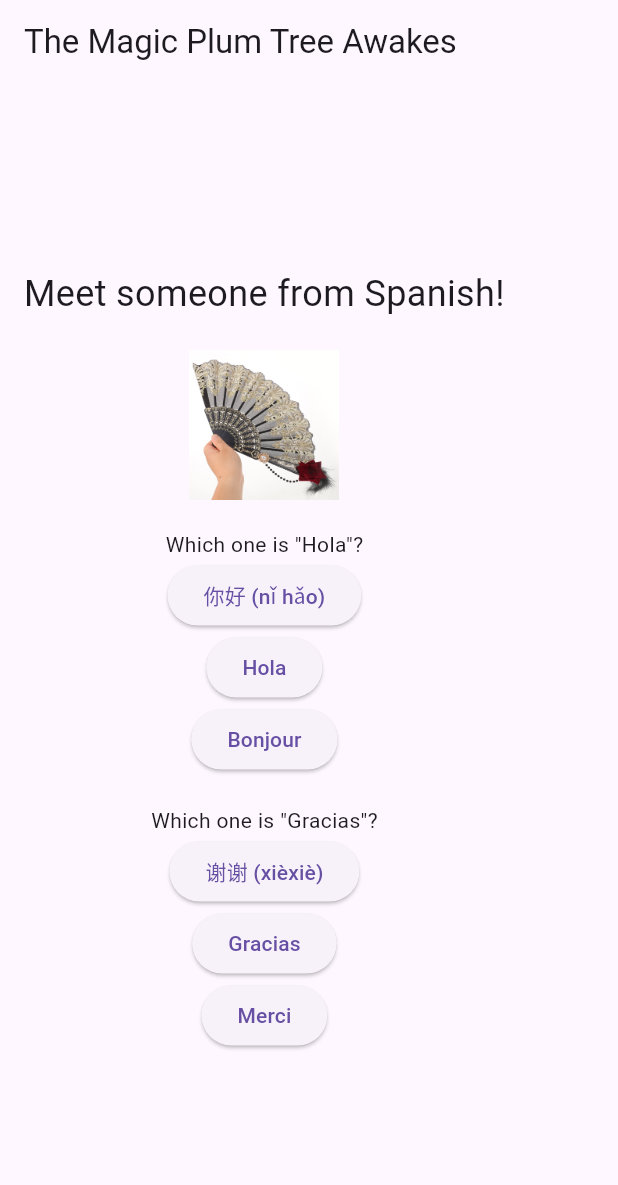
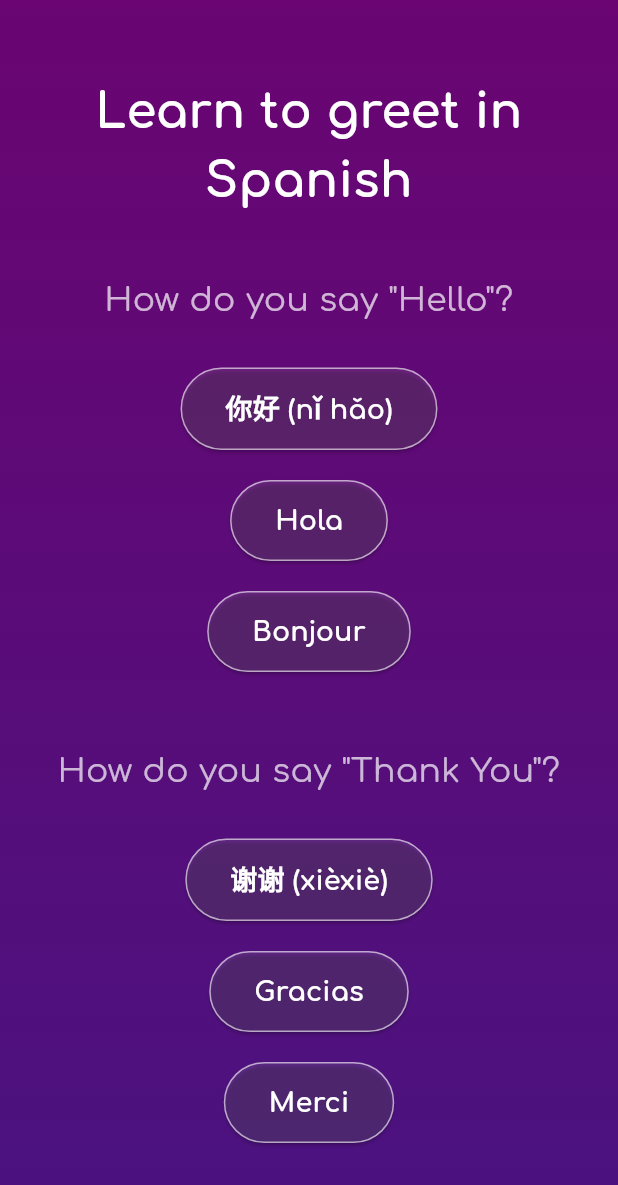
Before and after one commit to yashrajjain726/plumb_app, a Flutter app: the screen it shows after launch, after a tap on "你好 (nǐ hǎo)", on a phone screen of 412 x 824 dp. Shown: the top 1185 px of the screen. Run offline on Flutter 3.47's test engine with Material 3 defaults, Android fonts, the phone set to English and light mode, and no system bars; our stand-ins replace google_fonts.

Commit message:
added some ui

```diff
--- a/lib/features/greetings/data/greeting_data_source.dart
+++ b/lib/features/greetings/data/greeting_data_source.dart
@@ -1,5 +1,5 @@
+import 'package:plum_app/features/plums/domain/plum.dart';
 import '../domain/greeting.dart';
-import '../../plums/domain/plum.dart';
 
 class GreetingDataSource {
   List<Greeting> getGreetings() {
@@ -13,24 +13,9 @@ class GreetingDataSource {
 
   List<Plum> getPlums() {
     return [
-      Plum(
-        language: "Mandarin",
-        culturalItem: "Chinese Lantern",
-        description:
-            "A beautiful red lantern, symbolizing happiness and good fortune in Chinese culture.",
-      ),
-      Plum(
-        language: "Spanish",
-        culturalItem: "Spanish Fan",
-        description:
-            "A traditional fan often used in dances like Flamenco, representing elegance and grace.",
-      ),
-      Plum(
-        language: "French",
-        culturalItem: "French Baguette",
-        description:
-            "A crispy, long loaf of bread, a staple of French cuisine and a symbol of everyday French life.",
-      ),
+      Plum(language: "Mandarin", culturalItem: "Chinese Lantern"),
+      Plum(language: "Spanish", culturalItem: "Spanish Fan"),
+      Plum(language: "French", culturalItem: "French Baguette"),
     ];
   }
 }
--- a/lib/features/greetings/domain/greeting.dart
+++ b/lib/features/greetings/domain/greeting.dart
@@ -3,6 +3,9 @@ class Greeting {
   final String hello;
   final String thankYou;
 
-  Greeting(
-      {required this.language, required this.hello, required this.thankYou});
+  Greeting({
+    required this.language,
+    required this.hello,
+    required this.thankYou,
+  });
 }
--- a/lib/features/greetings/presentation/pages/greeting_page.dart
+++ b/lib/features/greetings/presentation/pages/greeting_page.dart
@@ -1,28 +1,45 @@
 import 'package:flutter/material.dart';
+import 'package:google_fonts/google_fonts.dart';
 import 'package:plum_app/features/plums/presentation/plumb_book_page.dart';
 import '../../data/greeting_data_source.dart';
 import '../../domain/greeting.dart';
 import '../../../plums/domain/plum.dart';
 
 class GreetingsPage extends StatefulWidget {
-  const GreetingsPage({super.key});
-
   @override
   _GreetingsPageState createState() => _GreetingsPageState();
 }
 
-class _GreetingsPageState extends State<GreetingsPage> {
+class _GreetingsPageState extends State<GreetingsPage>
+    with SingleTickerProviderStateMixin {
   final GreetingDataSource _greetingDataSource = GreetingDataSource();
   List<Greeting> greetings = [];
   List<Plum> plums = [];
   int currentIndex = 0;
   List<Plum> unlockedPlums = [];
 
+  late AnimationController _controller;
+  late Animation<double> _fadeInAnimation;
+
   @override
   void initState() {
     super.initState();
     greetings = _greetingDataSource.getGreetings();
     plums = _greetingDataSource.getPlums();
+
+    _controller = AnimationController(
+      duration: const Duration(seconds: 1),
+      vsync: this,
+    );
+    _fadeInAnimation =
+        CurvedAnimation(parent: _controller, curve: Curves.easeIn);
+    _controller.forward();
+  }
+
+  @override
+  void dispose() {
+    _controller.dispose();
+    super.dispose();
   }
 
   void _onCorrectGreeting() {
@@ -30,12 +47,29 @@ class _GreetingsPageState extends State<GreetingsPage> {
       unlockedPlums.add(plums[currentIndex]);
       if (currentIndex < greetings.length - 1) {
         currentIndex++;
+        _controller.reset();
+        _controller.forward();
       } else {
-        // Navigate to the PlumBookPage when all plums are unlocked
         Navigator.push(
           context,
-          MaterialPageRoute(
-              builder: (context) => PlumBookPage(unlockedPlums: unlockedPlums)),
+          PageRouteBuilder(
+            pageBuilder: (context, animation, secondaryAnimation) =>
+                PlumBookPage(unlockedPlums: unlockedPlums),
+            transitionsBuilder:
+                (context, animation, secondaryAnimation, child) {
+              var begin = const Offset(0.0, 1.0);
+              var end = Offset.zero;
+              var curve = Curves.easeInOut;
+
+              var tween =
+                  Tween(begin: begin, end: end).chain(CurveTween(curve: curve));
+
+              return SlideTransition(
+                position: animation.drive(tween),
+                child: FadeTransition(opacity: animation, child: child),
+              );
+            },
+          ),
         );
       }
     });
@@ -44,59 +78,108 @@ class _GreetingsPageState extends State<GreetingsPage> {
   @override
   Widget build(BuildContext context) {
     Greeting currentGreeting = greetings[currentIndex];
-    Plum currentPlum = plums[currentIndex];
 
     return Scaffold(
-      appBar: AppBar(title: const Text('The Magic Plum Tree Awakes')),
-      body: Padding(
-        padding: const EdgeInsets.all(16.0),
+      body: Stack(
+        children: [
+          Container(
+            decoration: const BoxDecoration(
+              gradient: LinearGradient(
+                colors: [Color(0xFF6A0572), Color(0xFF4A1380)],
+                begin: Alignment.topCenter,
+                end: Alignment.bottomCenter,
+              ),
+            ),
+          ),
+          Padding(
+            padding:
+                const EdgeInsets.symmetric(horizontal: 24.0, vertical: 40.0),
+            child: FadeTransition(
+              opacity: _fadeInAnimation,
               child: Column(
                 mainAxisAlignment: MainAxisAlignment.center,
                 children: [
                   Text(
-              'Meet someone from ${currentGreeting.language}!',
-              style: const TextStyle(fontSize: 24),
+                    'Learn to greet in ${currentGreeting.language}',
+                    style: GoogleFonts.comfortaa(
+                      textStyle: const TextStyle(
+                        fontSize: 32,
+                        color: Colors.white,
+                        fontWeight: FontWeight.bold,
+                      ),
+                    ),
+                    textAlign: TextAlign.center,
+                  ),
+                  const SizedBox(height: 40),
+                  Text(
+                    'How do you say "Hello"?',
+                    style: GoogleFonts.comfortaa(
+                      textStyle: const TextStyle(
+                        fontSize: 22,
+                        color: Colors.white70,
+                      ),
+                    ),
                     textAlign: TextAlign.center,
                   ),
                   const SizedBox(height: 20),
-            Image.asset(
-                'assets/images/${currentPlum.culturalItem.toLowerCase().replaceAll(" ", "-")}.png',
-                height: 100),
+                  _buildOptionButton('你好 (nǐ hǎo)', currentGreeting.hello),
+                  _buildOptionButton('Hola', currentGreeting.hello),
+                  _buildOptionButton('Bonjour', currentGreeting.hello),
+                  const SizedBox(height: 40),
+                  Text(
+                    'How do you say "Thank You"?',
+                    style: GoogleFonts.comfortaa(
+                      textStyle: const TextStyle(
+                        fontSize: 22,
+                        color: Colors.white70,
+                      ),
+                    ),
+                    textAlign: TextAlign.center,
+                  ),
                   const SizedBox(height: 20),
-            _buildOptions(currentGreeting),
+                  _buildOptionButton('谢谢 (xièxiè)', currentGreeting.thankYou),
+                  _buildOptionButton('Gracias', currentGreeting.thankYou),
+                  _buildOptionButton('Merci', currentGreeting.thankYou),
                 ],
+              ),
+            ),
+          ),
+        ],
+      ),
+    );
+  }
+
+  Widget _buildOptionButton(String text, String correctAnswer) {
+    return Padding(
+      padding: const EdgeInsets.symmetric(vertical: 10),
+      child: ElevatedButton(
+        onPressed: () {
+          if (text == correctAnswer) {
+            _onCorrectGreeting();
+          } else {
+            ScaffoldMessenger.of(context).showSnackBar(
+                const SnackBar(content: Text('Oops, try again!')));
+          }
+        },
+        style: ElevatedButton.styleFrom(
+          backgroundColor: Colors.white.withOpacity(0.1),
+          foregroundColor: Colors.white,
+          padding: const EdgeInsets.symmetric(vertical: 14, horizontal: 30),
+          shape:
+              RoundedRectangleBorder(borderRadius: BorderRadius.circular(30)),
+          side: BorderSide(color: Colors.white.withOpacity(0.6)),
+        ),
+        child: Text(
+          text,
+          style: GoogleFonts.comfortaa(
+            textStyle: const TextStyle(
+              fontSize: 18,
+              fontWeight: FontWeight.bold,
+              color: Colors.white,
+            ),
+          ),
         ),
       ),
     );
   }
-
-  Widget _buildOptions(Greeting greeting) {
-    return Column(
-      children: [
-        Text('Which one is "${greeting.hello}"?'),
-        _buildGreetingButton('你好 (nǐ hǎo)', greeting.hello),
-        _buildGreetingButton('Hola', greeting.hello),
-        _buildGreetingButton('Bonjour', greeting.hello),
-        const SizedBox(height: 20),
-        Text('Which one is "${greeting.thankYou}"?'),
-        _buildGreetingButton('谢谢 (xièxiè)', greeting.thankYou),
-        _buildGreetingButton('Gracias', greeting.thankYou),
-        _buildGreetingButton('Merci', greeting.thankYou),
-      ],
-    );
 }
-
-  Widget _buildGreetingButton(String text, String correctAnswer) {
-    return ElevatedButton(
-      onPressed: () {
-        if (text == correctAnswer) {
-          _onCorrectGreeting();
-        } else {
-          ScaffoldMessenger.of(context)
-              .showSnackBar(const SnackBar(content: Text('Try again!')));
-        }
-      },
-      child: Text(text),
-    );
-  }
-}
--- a/lib/features/plums/domain/plum.dart
+++ b/lib/features/plums/domain/plum.dart
@@ -1,11 +1,9 @@
 class Plum {
   final String language;
   final String culturalItem;
-  final String description;
 
   Plum({
     required this.language,
     required this.culturalItem,
-    required this.description,
   });
 }
--- a/lib/main.dart
+++ b/lib/main.dart
@@ -1,4 +1,5 @@
 import 'package:flutter/material.dart';
+import 'package:google_fonts/google_fonts.dart';
 import 'package:plum_app/features/greetings/presentation/pages/greeting_page.dart';
 
 void main() {
@@ -12,8 +13,13 @@ class MyApp extends StatelessWidget {
   Widget build(BuildContext context) {
     return MaterialApp(
       title: 'The Magic Plum Tree',
-      theme: ThemeData(primarySwatch: Colors.purple),
-      home: const GreetingsPage(),
+      theme: ThemeData(
+        primarySwatch: Colors.purple,
+        textTheme: GoogleFonts.comfortaaTextTheme(
+          Theme.of(context).textTheme.apply(bodyColor: Colors.white),
+        ),
+      ),
+      home: GreetingsPage(),
     );
   }
 }
```
Also changed, not shown: lib/features/plums/presentation/plumb_book_page.dart (+59 -16 lines), pubspec.yaml (+5 -17 lines), assets/images/chinese-lantern.png (deleted), assets/images/french-baguette.png (deleted), assets/images/spanish-fan.png (deleted), pubspec.lock, 10 other files. Lines whose indentation alone changed are shown as unchanged.
